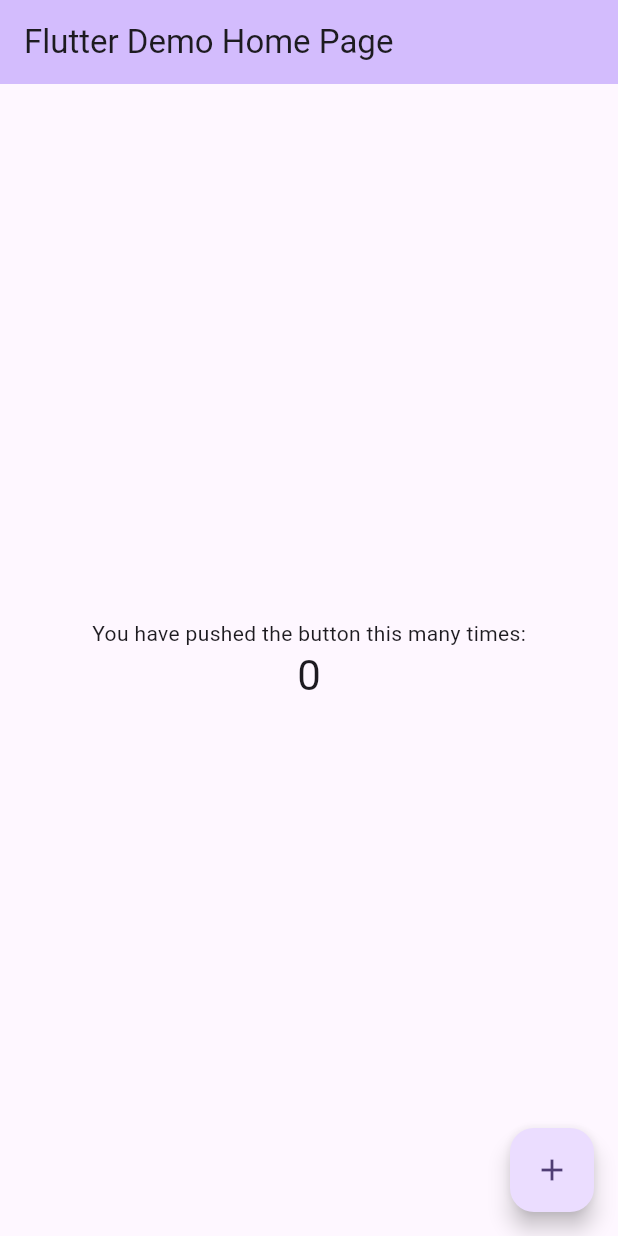
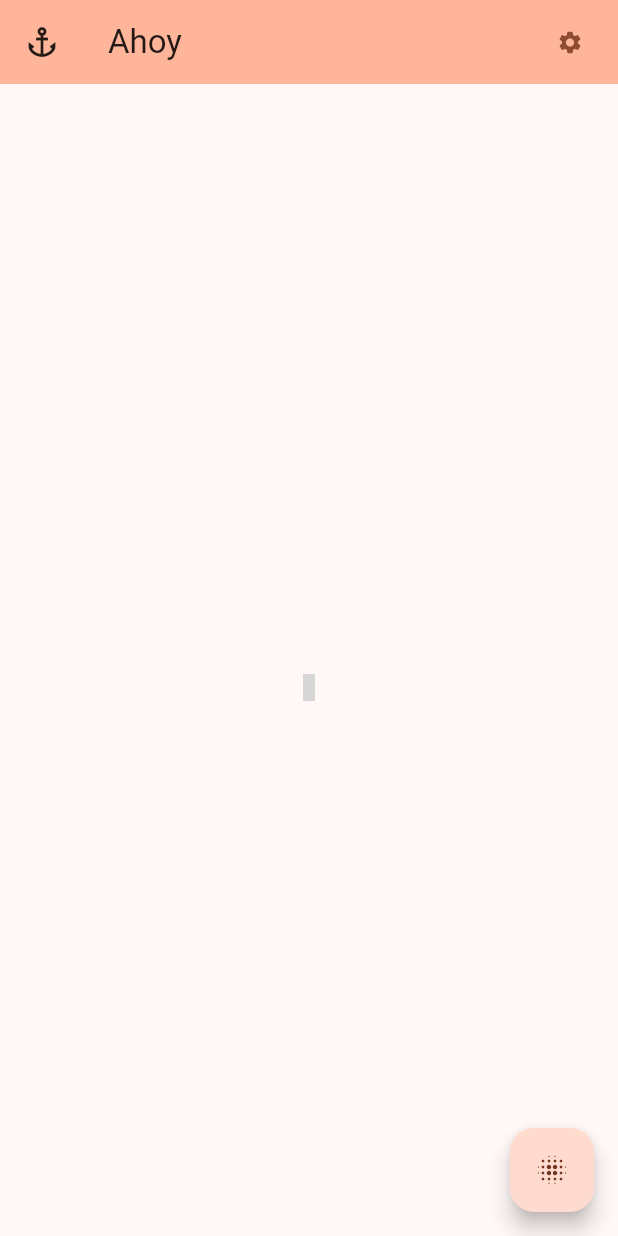
Before and after one commit to Pistacchio42/Argh-Game, a Flutter app: the screen it shows after launch, on a phone screen of 412 x 824 dp. Run offline on Flutter 3.47's test engine with Material 3 defaults, Android fonts, the phone set to English and light mode, and no system bars; missing offline and left inert: dice_icons, iconify_flutter_plus; grey boxes are pictures that could not be loaded.

Commit message:
added Icon library

```diff
--- a/lib/main.dart
+++ b/lib/main.dart
@@ -1,4 +1,9 @@
 import 'package:flutter/material.dart';
+import 'package:dice_icons/dice_icons.dart';
+import 'package:iconify_flutter_plus/iconify_flutter_plus.dart'; // For Iconify Widget
+import 'package:iconify_flutter_plus/icons/zondicons.dart'; // for Non Colorful
+//import 'package:iconify_flutter/iconify_flutter.dart';
+//import 'package:colorful_iconify_flutter/icons/twemoji.dart';
 
 void main() {
   runApp(const MyApp());
@@ -11,24 +16,10 @@
   @override
   Widget build(BuildContext context) {
     return MaterialApp(
-      title: 'Flutter Demo',
+      debugShowCheckedModeBanner: false,
+      title: 'Aohy Boy',
       theme: ThemeData(
-        // This is the theme of your application.
-        //
-        // TRY THIS: Try running your application with "flutter run". You'll see
-        // the application has a purple toolbar. Then, without quitting the app,
-        // try changing the seedColor in the colorScheme below to Colors.green
-        // and then invoke "hot reload" (save your changes or press the "hot
-        // reload" button in a Flutter-supported IDE, or press "r" if you used
-        // the command line to start the app).
-        //
-        // Notice that the counter didn't reset back to zero; the application
-        // state is not lost during the reload. To reset the state, use hot
-        // restart instead.
-        //
-        // This works for code too, not just values: Most code changes can be
-        // tested with just a hot reload.
-        colorScheme: ColorScheme.fromSeed(seedColor: Colors.deepPurple),
+        colorScheme: ColorScheme.fromSeed(seedColor: Colors.brown),
       ),
       home: const MyHomePage(title: 'Flutter Demo Home Page'),
     );
@@ -37,16 +28,6 @@
 
 class MyHomePage extends StatefulWidget {
   const MyHomePage({super.key, required this.title});
-
-  // This widget is the home page of your application. It is stateful, meaning
-  // that it has a State object (defined below) that contains fields that affect
-  // how it looks.
-
-  // This class is the configuration for the state. It holds the values (in this
-  // case the title) provided by the parent (in this case the App widget) and
-  // used by the build method of the State. Fields in a Widget subclass are
-  // always marked "final".
-
   final String title;
 
   @override
@@ -54,69 +35,54 @@
 }
 
 class _MyHomePageState extends State<MyHomePage> {
-  int _counter = 0;
+  String changingText = '';
 
   void _incrementCounter() {
     setState(() {
-      // This call to setState tells the Flutter framework that something has
-      // changed in this State, which causes it to rerun the build method below
-      // so that the display can reflect the updated values. If we changed
-      // _counter without calling setState(), then the build method would not be
-      // called again, and so nothing would appear to happen.
-      _counter++;
+      changingText="vai Disa";
     });
   }
 
   @override
   Widget build(BuildContext context) {
-    // This method is rerun every time setState is called, for instance as done
-    // by the _incrementCounter method above.
-    //
-    // The Flutter framework has been optimized to make rerunning build methods
-    // fast, so that you can just rebuild anything that needs updating rather
-    // than having to individually change instances of widgets.
     return Scaffold(
       appBar: AppBar(
-        // TRY THIS: Try changing the color here to a specific color (to
-        // Colors.amber, perhaps?) and trigger a hot reload to see the AppBar
-        // change color while the other colors stay the same.
         backgroundColor: Theme.of(context).colorScheme.inversePrimary,
-        // Here we take the value from the MyHomePage object that was created by
-        // the App.build method, and use it to set our appbar title.
-        title: Text(widget.title),
+        leading: Icon(Icons.anchor),
+        title: Text('Ahoy'),
+        actions: <Widget>[
+          TextButton(onPressed: (){gotoOptions;}, child: Icon(Icons.settings)),
+        ],
       ),
       body: Center(
-        // Center is a layout widget. It takes a single child and positions it
-        // in the middle of the parent.
         child: Column(
-          // Column is also a layout widget. It takes a list of children and
-          // arranges them vertically. By default, it sizes itself to fit its
-          // children horizontally, and tries to be as tall as its parent.
-          //
-          // Column has various properties to control how it sizes itself and
-          // how it positions its children. Here we use mainAxisAlignment to
-          // center the children vertically; the main axis here is the vertical
-          // axis because Columns are vertical (the cross axis would be
-          // horizontal).
-          //
-          // TRY THIS: Invoke "debug painting" (choose the "Toggle Debug Paint"
-          // action in the IDE, or press "p" in the console), to see the
           // wireframe for each widget.
           mainAxisAlignment: MainAxisAlignment.center,
           children: <Widget>[
-            const Text('You have pushed the button this many times:'),
-            Text(
-              '$_counter',
-              style: Theme.of(context).textTheme.headlineMedium,
-            ),
+            Text('$changingText', style: Theme.of(context).textTheme.headlineMedium,),
+            TextButton(onPressed: gotoDice(), child: Icon(DiceIcons.dice3)),
+            //TODO TextButton(onPressed: gotoCard(), child: Iconify(Twemoji.joker)),
           ],
         ),
       ),
       floatingActionButton: FloatingActionButton(
         onPressed: _incrementCounter,
-        tooltip: 'Increment',
-        child: const Icon(Icons.add),
+        tooltip: 'Suca',
+        child: const Icon(Icons.blur_on),
       ), // This trailing comma makes auto-formatting nicer for build methods.
     );
   }
+
+  gotoOptions() {
+    print('goto option');
+  }
+
+  gotoDice() {
+    print('goto Dice');
+  }
+
+  gotoCard(){
+    print('goto Card');
+  }
+
 }
--- a/pubspec.yaml
+++ b/pubspec.yaml
@@ -28,6 +28,7 @@ environment:
 # the latest version available on pub.dev. To see which dependencies have newer
 # versions available, run `flutter pub outdated`.
 dependencies:
+  dice_icons: ^0.1.7
   json_serializable: ^6.7.1
   flutter:
     sdk: flutter
@@ -35,6 +36,7 @@ dependencies:
   # The following adds the Cupertino Icons font to your application.
   # Use with the CupertinoIcons class for iOS style icons.
   cupertino_icons: ^1.0.8
+  iconify_flutter_plus: ^1.0.4
 
 dev_dependencies:
   flutter_test:
```
Also changed, not shown: pubspec.lock.
